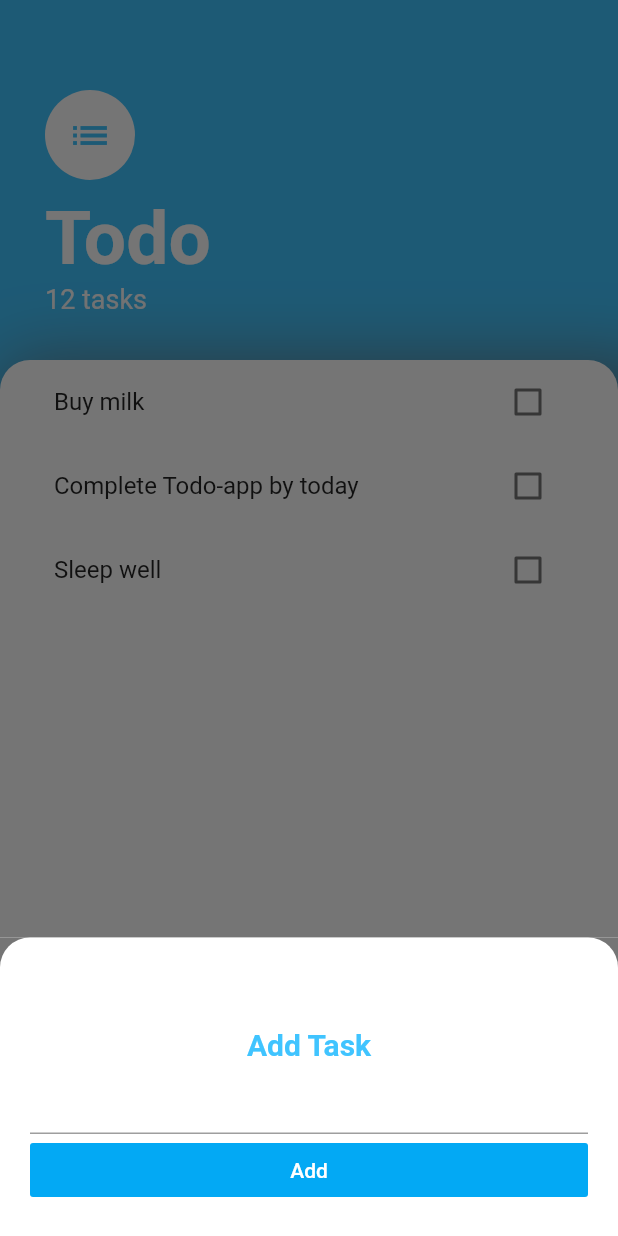
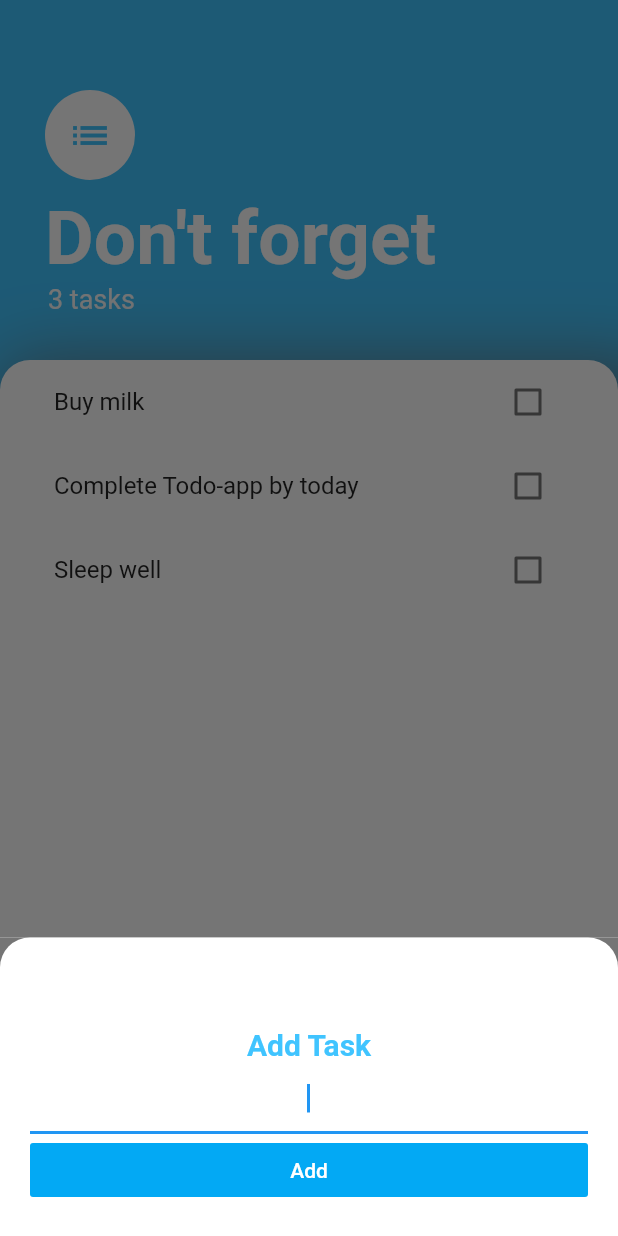
Before and after one commit to revanthRaghuPrasad/todos-flutter, a Flutter app: the screen it shows after launch, after a tap on the "add" icon, on a phone screen of 412 x 824 dp. Run offline on Flutter 3.47's test engine with Material 2 defaults, Android fonts, the phone set to English and light mode, and no system bars.

```diff
--- a/lib/main.dart
+++ b/lib/main.dart
@@ -1,4 +1,6 @@
 import 'package:flutter/material.dart';
+import 'package:provider/provider.dart';
+import 'package:todo_flutter/models/task_data.dart';
 import 'package:todo_flutter/screens/tasks_screen.dart';
 
 void main() {
@@ -8,8 +10,11 @@ void main() {
 class MyApp extends StatelessWidget {
   @override
   Widget build(BuildContext context) {
-    return MaterialApp(
-      home: TasksScreen(),
+    return ChangeNotifierProvider(
+      create: (context) => TaskData(),
+      child: MaterialApp(
+        home: TasksScreen(),
+      ),
     );
   }
 }
--- /dev/null
+++ b/lib/models/task_data.dart
@@ -0,0 +1,14 @@
+import 'package:flutter/foundation.dart';
+import 'package:todo_flutter/models/task.dart';
+
+class TaskData extends ChangeNotifier {
+  List<Task> tasks = [
+    Task(name: 'Buy milk'),
+    Task(name: 'Complete Todo-app by today'),
+    Task(name: 'Sleep well'),
+  ];
+
+  int get taskCount {
+    return tasks.length;
+  }
+}
--- a/lib/screens/add_task_screen.dart
+++ b/lib/screens/add_task_screen.dart
@@ -1,8 +1,12 @@
 import 'package:flutter/material.dart';
 
 class AddTaskScreen extends StatelessWidget {
+  final Function addTaskCallBack;
+  AddTaskScreen(this.addTaskCallBack);
+
   @override
   Widget build(BuildContext context) {
+    String newTaskTitle;
     return Container(
       color: Color(0xff757575),
       child: Container(
@@ -30,7 +34,11 @@ class AddTaskScreen extends StatelessWidget {
               ),
             ),
             TextField(
+              autofocus: true,
               textAlign: TextAlign.center,
+              onChanged: (newtext) {
+                newTaskTitle = newtext;
+              },
             ),
             FlatButton(
               child: Text(
@@ -38,7 +46,9 @@ class AddTaskScreen extends StatelessWidget {
                 style: TextStyle(color: Colors.white),
               ),
               color: Colors.lightBlue,
-              onPressed: () {},
+              onPressed: () {
+                addTaskCallBack(newTaskTitle);
+              },
             ),
           ],
         ),
--- a/lib/screens/tasks_screen.dart
+++ b/lib/screens/tasks_screen.dart
@@ -1,4 +1,6 @@
 import 'package:flutter/material.dart';
+import 'package:provider/provider.dart';
+import 'package:todo_flutter/models/task_data.dart';
 import 'package:todo_flutter/screens/add_task_screen.dart';
 import 'package:todo_flutter/widgets/task_list.dart';
 
@@ -15,7 +17,12 @@ class TasksScreen extends StatelessWidget {
               child: Container(
                 padding: EdgeInsets.only(
                     bottom: MediaQuery.of(context).viewInsets.bottom),
-                child: AddTaskScreen(),
+                child: AddTaskScreen((newTaskTitle) {
+                  // setState(() {
+                  //   tasks.add(Task(name: newTaskTitle));
+                  // });
+                  Navigator.pop(context);
+                }),
               ),
             ),
           );
@@ -46,18 +53,21 @@ class TasksScreen extends StatelessWidget {
                   height: 10.0,
                 ),
                 Text(
-                  'Todo',
+                  'Don\'t forget',
                   style: TextStyle(
                     color: Colors.white,
                     fontSize: 50.0,
                     fontWeight: FontWeight.w700,
                   ),
                 ),
-                Text(
-                  '12 tasks',
-                  style: TextStyle(
-                    color: Colors.white,
-                    fontSize: 18.0,
+                Padding(
+                  padding: EdgeInsets.only(left: 2.0),
+                  child: Text(
+                    '${Provider.of<TaskData>(context).taskCount} tasks',
+                    style: TextStyle(
+                      color: Colors.white,
+                      fontSize: 18.0,
+                    ),
                   ),
                 ),
               ],
--- a/lib/widgets/task_list.dart
+++ b/lib/widgets/task_list.dart
@@ -1,33 +1,27 @@
 import 'package:flutter/material.dart';
-import 'package:todo_flutter/models/task.dart';
+import 'package:provider/provider.dart';
+import 'package:todo_flutter/models/task_data.dart';
 import 'package:todo_flutter/widgets/task_tile.dart';
 
-class TasksLists extends StatefulWidget {
-  @override
-  _TasksListsState createState() => _TasksListsState();
-}
-
-class _TasksListsState extends State<TasksLists> {
-  List<Task> tasks = [
-    Task(name: 'Buy milk'),
-    Task(name: 'Complete Todo-app by today'),
-    Task(name: 'Sleep well'),
-  ];
-
+class TasksLists extends StatelessWidget {
   @override
   Widget build(BuildContext context) {
-    return ListView.builder(
-      itemBuilder: (context, index) {
-        return TaskTile(
-            taskTitle: tasks[index].name,
-            isChececked: tasks[index].isDone,
-            checkboxCallback: (bool checkboxState) {
-              setState(() {
-                tasks[index].toggleDone();
-              });
-            });
+    return Consumer<TaskData>(
+      builder: (context, taskData, child) {
+        return ListView.builder(
+          itemBuilder: (context, index) {
+            return TaskTile(
+                taskTitle: taskData.tasks[index].name,
+                isChececked: taskData.tasks[index].isDone,
+                checkboxCallback: (bool checkboxState) {
+                  // setState(() {
+                  //   widget.tasks[index].toggleDone();
+                  // });
+                });
+          },
+          itemCount: taskData.taskCount,
+        );
       },
-      itemCount: tasks.length,
     );
   }
 }
--- a/pubspec.yaml
+++ b/pubspec.yaml
@@ -28,6 +28,7 @@ dependencies:
   # The following adds the Cupertino Icons font to your application.
   # Use with the CupertinoIcons class for iOS style icons.
   cupertino_icons: ^1.0.0
+  provider: ^4.3.2+3
 
 dev_dependencies:
   flutter_test:
```
